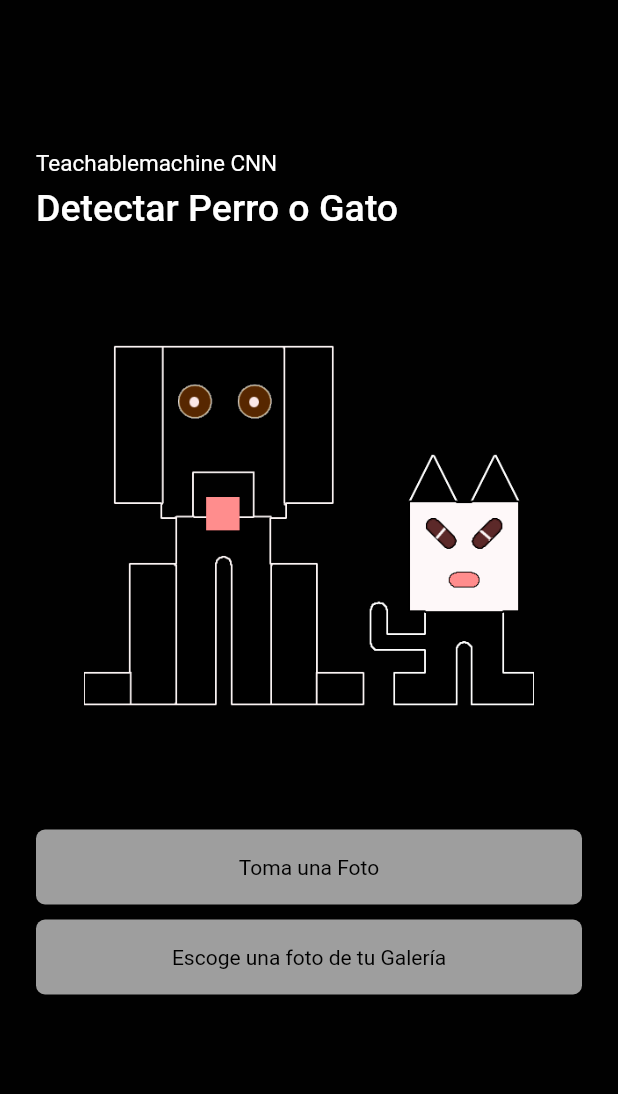
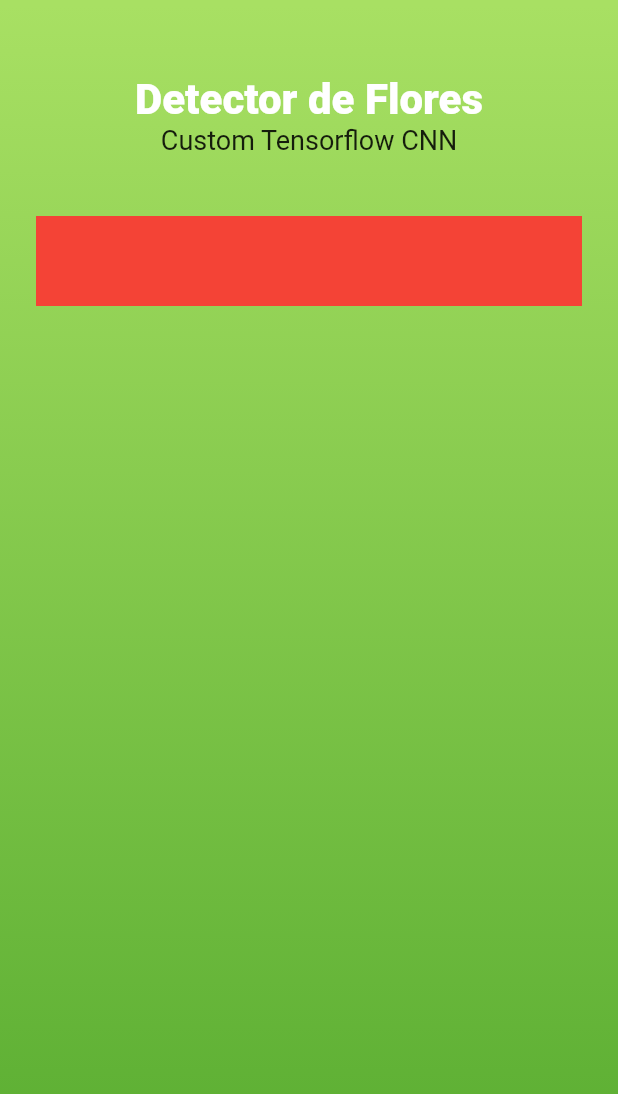
Before and after one commit to yderfre78/flower-detector, a Flutter app: the screen it shows after launch, on a phone screen of 412 x 824 dp. Shown: the top 1094 px of the screen. Run offline on Flutter 3.47's test engine with Material 2 defaults, Android fonts, the phone set to English and light mode, and no system bars; our stand-ins replace image_picker; missing offline and left inert: splash_screen_view, tflite.

Commit message:
ajustando estilos home

```diff
--- a/lib/home.dart
+++ b/lib/home.dart
@@ -74,124 +74,53 @@ class _HomeState extends State<Home> {
   @override
   Widget build(BuildContext context) {
     return Scaffold(
-      backgroundColor: Color(0xFF010101),
       body: Container(
+        decoration: BoxDecoration(
+          gradient: LinearGradient(
+            begin: Alignment.topCenter,
+            end: Alignment.bottomCenter,
+            stops: [0.004, 1],
+            colors: [
+              Color(0XFFA8E063),
+              Color(0XFF56Ab2F),
+            ],
+          ),
+        ),
+        child: Container(
           padding: EdgeInsets.symmetric(
             horizontal: 24,
           ),
           child: Column(
-          crossAxisAlignment: CrossAxisAlignment.start,
+            crossAxisAlignment: CrossAxisAlignment.center,
             children: [
-            SizedBox(
-              height: 100,
-            ),
-            Text(
-              'Teachablemachine CNN',
-              style: TextStyle(color: Colors.white, fontSize: 15),
-            ),
-            SizedBox(
-              height: 6,
-            ),
-            Text(
-              'Detectar Perro o Gato',
-              style: TextStyle(
-                  color: Colors.white,
-                  fontSize: 25,
-                  fontWeight: FontWeight.w500),
-            ),
               SizedBox(
                 height: 50,
               ),
-            Center(
-                child: _loading
-                    ? Container(
-                        width: 300,
-                        child: Column(
-                          children: [
-                            Image(
-                              image: AssetImage('assets/cat.png'),
-                            ),
-                            SizedBox(
-                              height: 50,
-                            )
-                          ],
-                        ),
-                      )
-                    : Container(
-                        child: Column(
-                          children: [
-                            Container(
-                              height: 250,
-                              child: Image.file(_image!),
-                            ),
-                            SizedBox(
-                              height: 20,
-                            ),
-                            _output != null
-                                ? Text(
-                                    '${_output?[0]['label']}',
+              Text(
+                'Detector de Flores',
                 style: TextStyle(
-                                        color: Colors.white, fontSize: 20),
-                                  )
-                                : Container(
-                                    child: Text(
-                                      'no hay nada',
-                                      style: TextStyle(color: Colors.white),
+                  fontSize: 28,
+                  color: Colors.white,
+                  fontWeight: FontWeight.w800,
                 ),
               ),
-                            SizedBox(height: 10),
-                          ],
-                        ),
-                      )),
-            Container(
-              width: MediaQuery.of(context).size.width,
-              child: Column(
-                children: [
-                  GestureDetector(
-                    onTap: picImage,
-                    child: Container(
-                      width: MediaQuery.of(context).size.width - 10,
-                      alignment: Alignment.center,
-                      padding: EdgeInsets.symmetric(
-                        horizontal: 24,
-                        vertical: 17,
-                      ),
-                      decoration: BoxDecoration(
-                        color: Colors.grey,
-                        borderRadius: BorderRadius.circular(6),
-                      ),
-                      child: Text(
-                        'Toma una Foto',
-                        style: TextStyle(color: Colors.black),
-                      ),
+              Text(
+                'Custom Tensorflow CNN',
+                style: TextStyle(
+                  fontSize: 18,
+                  color: Colors.black87,
+                  fontWeight: FontWeight.w400,
                 ),
               ),
               SizedBox(
-                    height: 10,
+                height: 40,
               ),
-                  GestureDetector(
-                    onTap: picGaleryImage,
-                    child: Container(
-                      width: MediaQuery.of(context).size.width - 20,
-                      alignment: Alignment.center,
-                      padding: EdgeInsets.symmetric(
-                        horizontal: 24,
-                        vertical: 17,
+              Container(
+                color: Colors.red,
+                padding: EdgeInsets.all(30),
               ),
-                      decoration: BoxDecoration(
-                        color: Colors.grey,
-                        borderRadius: BorderRadius.circular(6),
-                      ),
-                      child: Text(
-                        'Escoge una foto de tu Galería',
-                        style: TextStyle(color: Colors.black),
-                      ),
-                    ),
-                  )
             ],
           ),
-            )
-          ],
         ),
       ),
     );
--- a/lib/main.dart
+++ b/lib/main.dart
@@ -1,4 +1,5 @@
-import 'package:cat_and_dog_predictor/pages/my_splash_page.dart';
+
+import 'package:flower_detector/pages/my_splash_page.dart';
 import 'package:flutter/material.dart';
 
 void main() => runApp(MyApp());
@@ -8,7 +9,7 @@ class MyApp extends StatelessWidget {
   Widget build(BuildContext context) {
     return MaterialApp(
       debugShowCheckedModeBanner: false,
-      title: 'Cat vs Dog',
+      title: 'Detector de flores',
       home: MySplashScreen(),
     );
   }
--- a/lib/pages/my_splash_page.dart
+++ b/lib/pages/my_splash_page.dart
@@ -15,13 +15,14 @@ class _MySplashScreenState extends State<MySplashScreen> {
       navigateRoute: Home(),
       duration: 4000,
       imageSize: 150,
-      imageSrc: "assets/cat.png",
-      text: "Perro o Gato",
+      imageSrc: "assets/flower.png",
+      text: "DETECTOR DE FLORES",
       textType: TextType.TyperAnimatedText,
       textStyle: TextStyle(
+        color: Colors.green.shade900,
         fontSize: 30.0,
       ),
-      backgroundColor: Colors.white,
+      backgroundColor: Color(0xFF87C042),
     );
   }
 }
--- a/lib/pages/pages.dart
+++ b/lib/pages/pages.dart
@@ -1 +1 @@
-export 'package:cat_and_dog_predictor/pages/my_splash_page.dart';
+export 'package:flower_detector/pages/my_splash_page.dart';
--- a/pubspec.yaml
+++ b/pubspec.yaml
@@ -1,4 +1,4 @@
-name: cat_and_dog_predictor
+name: flower_detector
 description: A new Flutter project.
 
 # The following line prevents the package from being accidentally published to
```
Also changed, not shown: assets/flower.png (added). Lines whose indentation alone changed are shown as unchanged.
